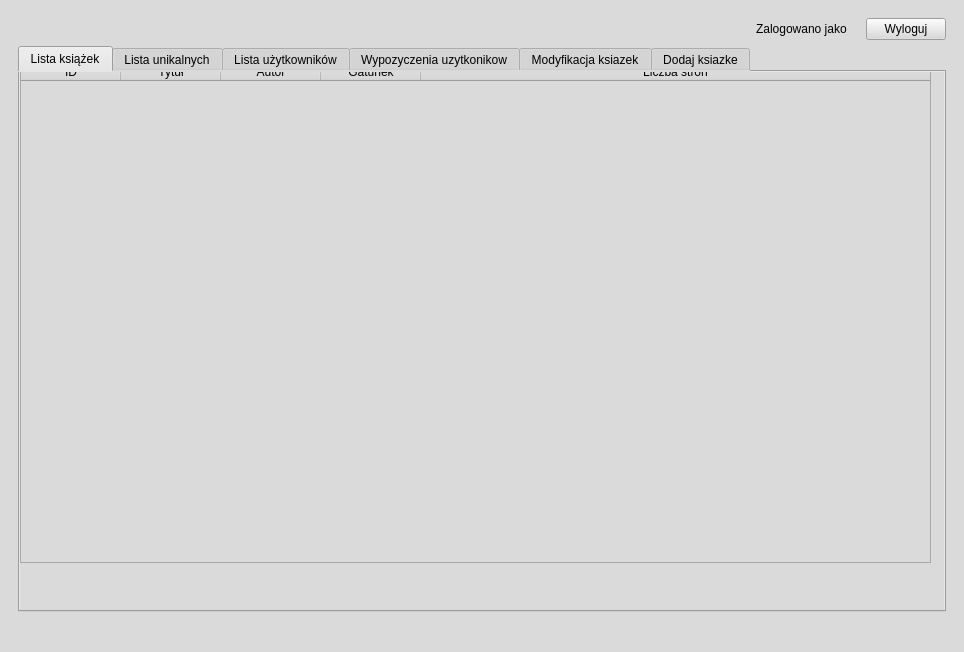
The window that QT_files/mainwindow.ui (Sebastian029/Projekt-Cpp-v.2) describes before a commit, drawn with Qt 5.
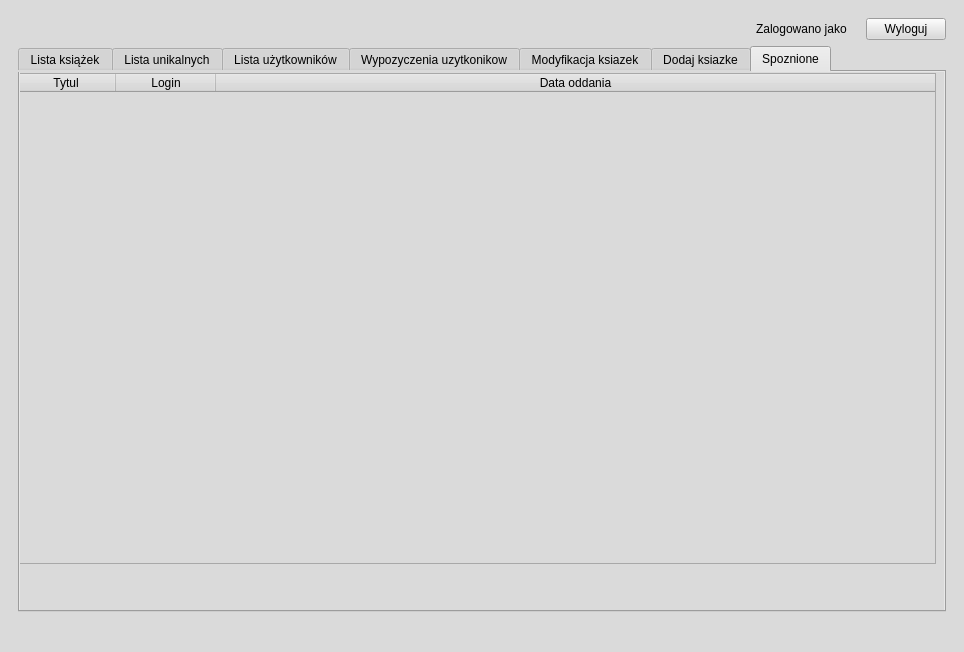
The same window after the commit. The open tabs and pages were chosen to show the change. Icons and pictures are not drawn.

```diff
--- a/QT_files/mainwindow.ui
+++ b/QT_files/mainwindow.ui
@@ -1777,6 +1777,42 @@
             </item>
            </layout>
           </widget>
+          <widget class="QWidget" name="spoznione">
+           <attribute name="title">
+            <string>Spoznione</string>
+           </attribute>
+           <widget class="QTableWidget" name="tableWidget_spoznione">
+            <property name="geometry">
+             <rect>
+              <x>-5</x>
+              <y>1</y>
+              <width>921</width>
+              <height>491</height>
+             </rect>
+            </property>
+            <property name="editTriggers">
+             <set>QAbstractItemView::NoEditTriggers</set>
+            </property>
+            <attribute name="horizontalHeaderStretchLastSection">
+             <bool>true</bool>
+            </attribute>
+            <column>
+             <property name="text">
+              <string>Tytul</string>
+             </property>
+            </column>
+            <column>
+             <property name="text">
+              <string>Login</string>
+             </property>
+            </column>
+            <column>
+             <property name="text">
+              <string>Data oddania</string>
+             </property>
+            </column>
+           </widget>
+          </widget>
          </widget>
         </item>
        </layout>
```
Left out of the diff: 16 changed lines with no effect on the pictures.
